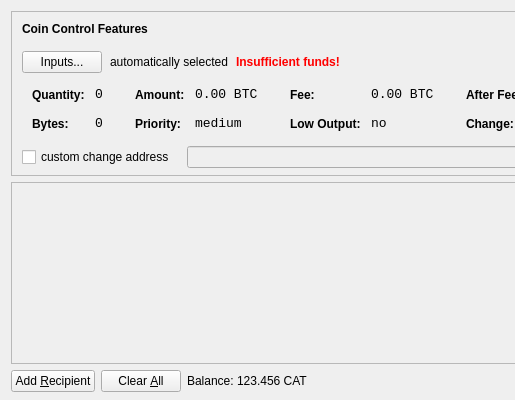
Above: src/qt/forms/sendcoinsdialog.ui from unicorncoin/unicorncoin before the change; both pictures show x 0 to 515 and y 0 to 400 of the 850 by 400 pixel window. Below: the same form after it.
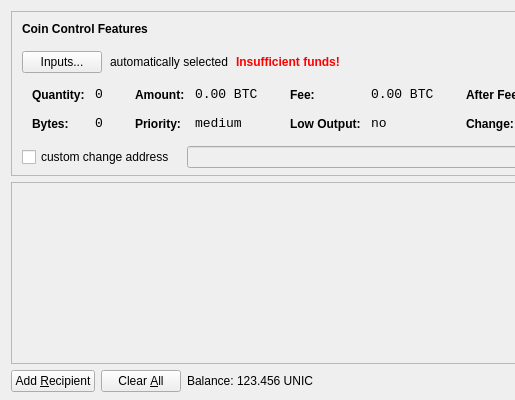
That is the form after the change. Icons and pictures are not drawn.

Diff of the .ui file:
```diff
--- a/src/qt/forms/sendcoinsdialog.ui
+++ b/src/qt/forms/sendcoinsdialog.ui
@@ -720,7 +720,7 @@
           <cursorShape>IBeamCursor</cursorShape>
          </property>
          <property name="text">
-          <string>123.456 CAT</string>
+          <string>123.456 UNIC</string>
          </property>
          <property name="textInteractionFlags">
           <set>Qt::LinksAccessibleByMouse|Qt::TextSelectableByKeyboard|Qt::TextSelectableByMouse</set>
```
